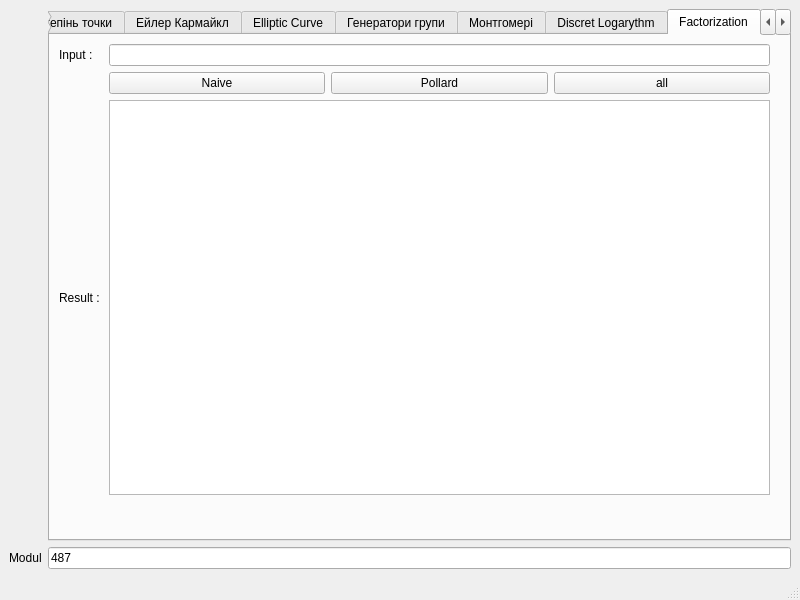
The window that LabGA_UI/mainwindow.ui (alekseykondus/LabGeneralAlgebra) describes before a commit, drawn with Qt 5.
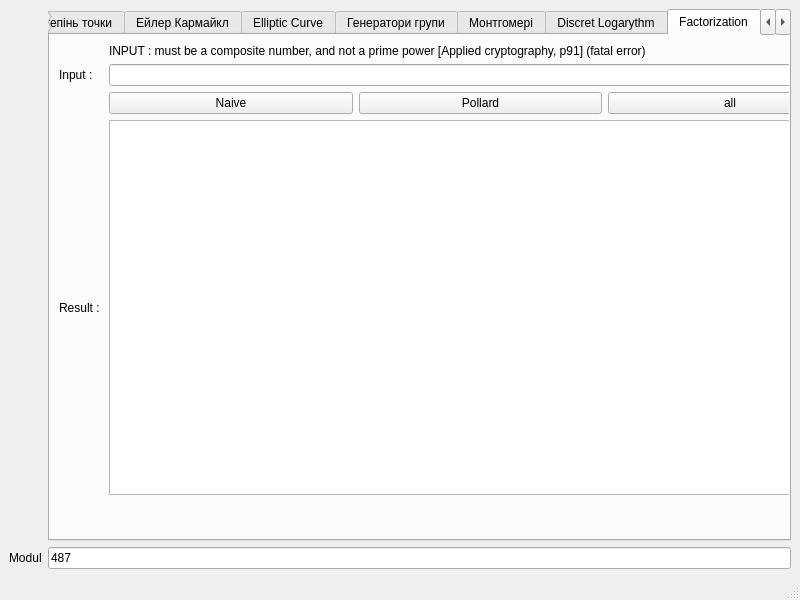
The same window after the commit.

Commit message: updated pollard factorization : no prime power input

The edit to the form file:
```diff
--- a/LabGA_UI/mainwindow.ui
+++ b/LabGA_UI/mainwindow.ui
@@ -893,12 +893,29 @@
          <rect>
           <x>9</x>
           <y>9</y>
-          <width>711</width>
+          <width>793</width>
           <height>451</height>
          </rect>
         </property>
         <layout class="QGridLayout" name="gridLayout_7">
-         <item row="2" column="1">
+         <item row="1" column="1">
+          <widget class="QLineEdit" name="factorization_input"/>
+         </item>
+         <item row="1" column="0">
+          <widget class="QLabel" name="factorization_input_label">
+           <property name="text">
+            <string>Input :</string>
+           </property>
+          </widget>
+         </item>
+         <item row="4" column="0">
+          <widget class="QLabel" name="factorization_result_label">
+           <property name="text">
+            <string>Result : </string>
+           </property>
+          </widget>
+         </item>
+         <item row="3" column="1">
           <layout class="QHBoxLayout" name="factorization_buttons">
            <item>
             <widget class="QPushButton" name="factorization_naive">
@@ -923,26 +940,16 @@
            </item>
           </layout>
          </item>
-         <item row="0" column="1">
-          <widget class="QLineEdit" name="factorization_input"/>
-         </item>
-         <item row="0" column="0">
-          <widget class="QLabel" name="factorization_input_label">
-           <property name="text">
-            <string>Input :</string>
-           </property>
-          </widget>
-         </item>
-         <item row="3" column="0">
-          <widget class="QLabel" name="factorization_result_label">
-           <property name="text">
-            <string>Result : </string>
-           </property>
-          </widget>
-         </item>
-         <item row="3" column="1">
+         <item row="4" column="1">
           <widget class="QTextEdit" name="factorization_result"/>
          </item>
+         <item row="0" column="1">
+          <widget class="QLabel" name="factorization_input_warning">
+           <property name="text">
+            <string>INPUT : must be a composite number, and not a prime power [Applied cryptography, p91] (fatal error)</string>
+           </property>
+          </widget>
+         </item>
         </layout>
        </widget>
       </widget>
```
The commit also changes 2 other files.
